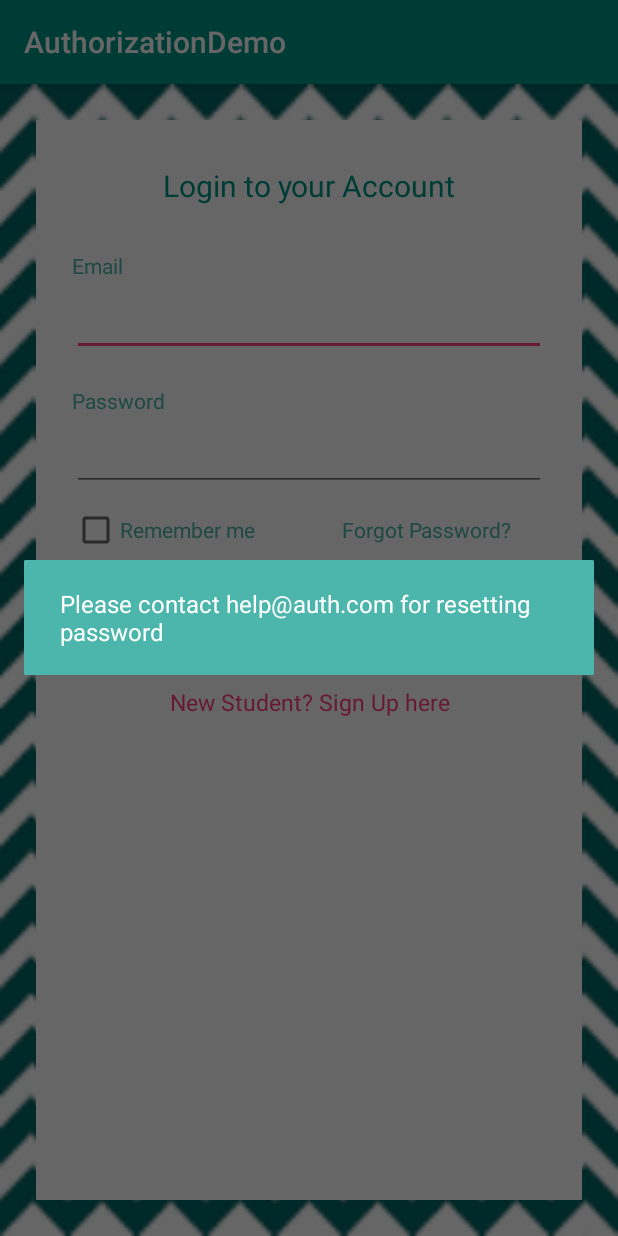
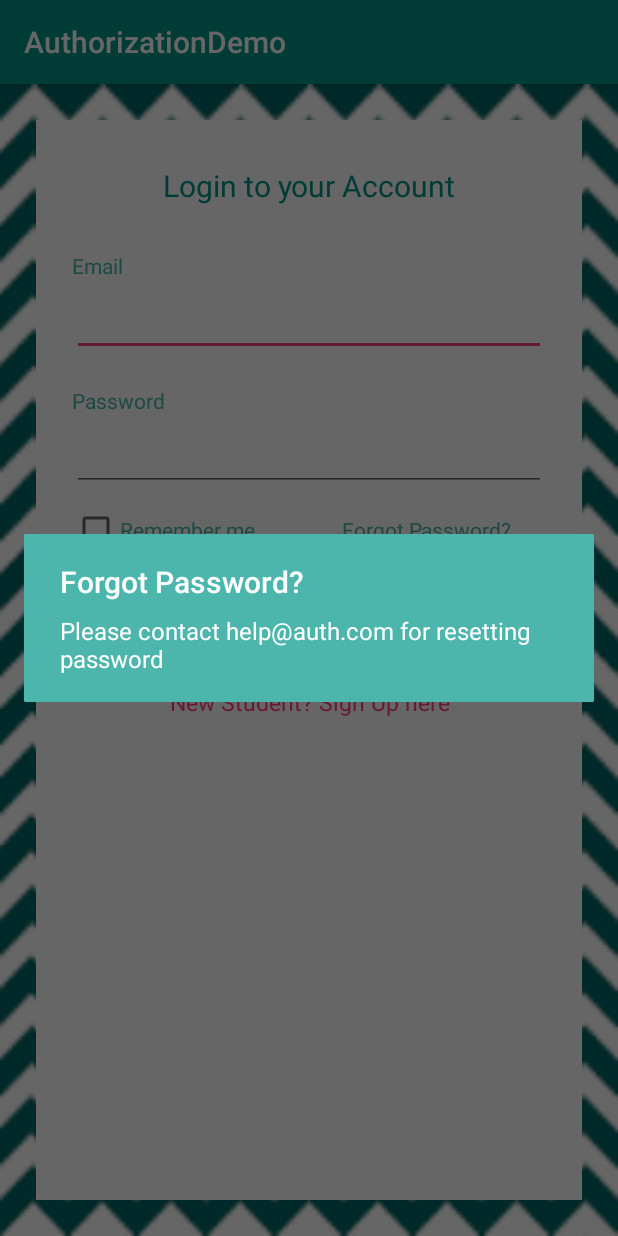
Before and after one commit to nashwanazir/AuthorizationDemo, an Android app: the screen it shows after launch (LoginActivity), after a tap on "Forgot Password?", on a phone screen of 412 x 824 dp. Run offline under Robolectric (Android 15) with nearby library versions, the light colour scheme and no system bars.

Commit message:
Set title for Alert Dialog

```diff
--- a/app/src/main/java/com/example/asus/authorizationdemo/LoginActivity.java
+++ b/app/src/main/java/com/example/asus/authorizationdemo/LoginActivity.java
@@ -100,6 +100,7 @@ public class LoginActivity extends AppCompatActivity {
                 AlertDialog.Builder builder = new AlertDialog.Builder(LoginActivity.this, R.style.AlertDialogTheme);
                 builder.setMessage("Please contact help@auth.com for resetting password");
                 builder.setCancelable(true);
+                builder.setTitle("Forgot Password?");
 
                 AlertDialog dialog = builder.create();
                 dialog.show();
```
